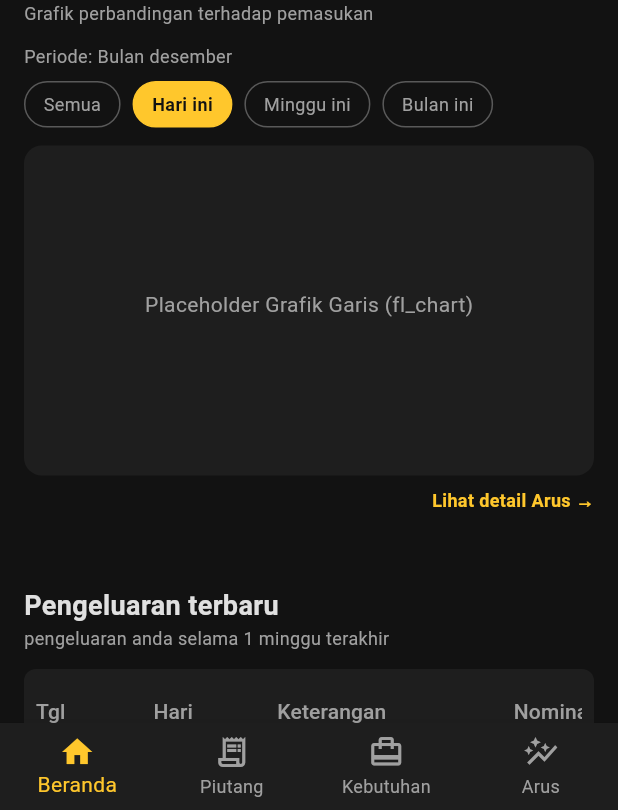
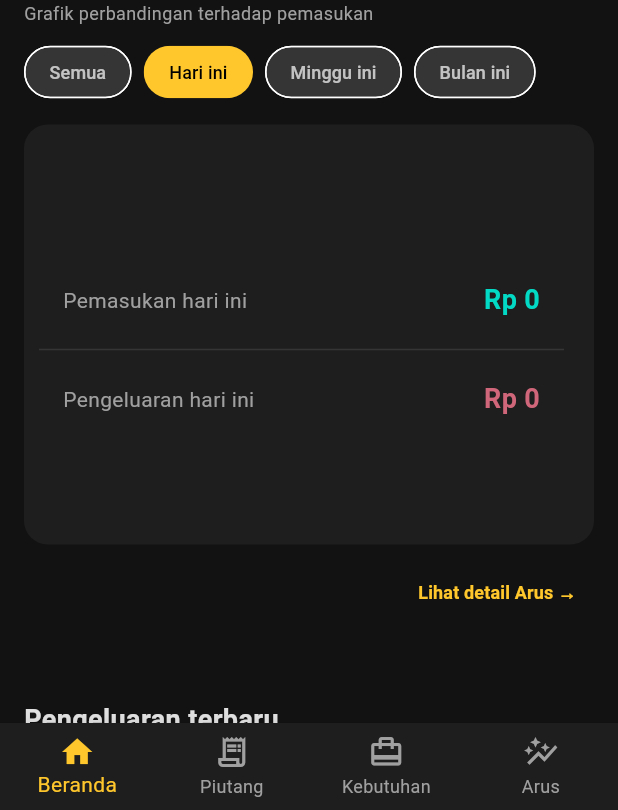
Before and after one commit to parhannsy/proyek-pribadi-Uangku---flutter, a Flutter app: the screen it shows after launch, after a tap on "Hari ini", on a phone screen of 412 x 824 dp, the part 426-1236 px from its top. Run offline on Flutter 3.47's test engine with Material 3 defaults, Android fonts, the phone set to English and light mode, and no system bars; our stand-ins replace equatable, fl_chart, flutter_bloc, freezed_annotation, image_picker, sqflite; accounts and stored records are empty.

Commit message:
23/12/25 22:33 - dashboard page : aktivasi dashboard chart

```diff
--- a/lib/application/flow/arus_cubit.dart
+++ b/lib/application/flow/arus_cubit.dart
@@ -107,4 +107,53 @@ class ArusCubit extends Cubit<ArusState> {
       year: selectedDate.year,
     );
   }
+
+  //handler filter data chart dashboard
+  Future<void> loadFilteredArus(String filter) async {
+  emit(state.copyWith(isLoading: true));
+  final now = DateTime.now();
+  DateTime start;
+  DateTime end = now;
+
+  try {
+    List<Arus> results;
+    if (filter == 'Hari ini') {
+      start = DateTime(now.year, now.month, now.day);
+      results = await _repository.getArusByDateRange(
+        start.millisecondsSinceEpoch,
+        end.millisecondsSinceEpoch
+      );
+    } else if (filter == 'Minggu ini') {
+      start = now.subtract(const Duration(days: 7));
+      results = await _repository.getArusByDateRange(
+        start.millisecondsSinceEpoch,
+        end.millisecondsSinceEpoch
+      );
+    } else if (filter == 'Semua') {
+      // 6 Bulan kebelakang
+      start = DateTime(now.year, now.month - 6, now.day);
+      results = await _repository.getArusByDateRange(
+        start.millisecondsSinceEpoch,
+        end.millisecondsSinceEpoch
+      );
+    } else {
+      // Default: Bulan ini (Logika initialize kamu)
+      await initialize();
+      return;
+    }
+
+    // Hitung total manual dari hasil range untuk update summary singkat
+    final income = results.where((e) => e.type == ArusType.income).fold(0.0, (s, e) => s + e.amount);
+    final expense = results.where((e) => e.type == ArusType.expense).fold(0.0, (s, e) => s + e.amount);
+
+    emit(state.copyWith(
+      aruses: results,
+      totalIncome: income,
+      totalExpense: expense,
+      isLoading: false,
+    ));
+  } catch (e) {
+    emit(state.copyWith(isLoading: false, failureMessage: e.toString()));
+  }
 }
+}
--- a/lib/presentation/features/dashboard/widgets/arus_keuangan_chart.dart
+++ b/lib/presentation/features/dashboard/widgets/arus_keuangan_chart.dart
@@ -1,179 +1,247 @@
-// lib/presentation/features/dashboard/widgets/arus_keuangan_chart.dart
-
 // ignore_for_file: deprecated_member_use
 
+import 'dart:math';
+import 'package:fl_chart/fl_chart.dart';
 import 'package:flutter/material.dart';
+import 'package:flutter_bloc/flutter_bloc.dart';
+import 'package:intl/intl.dart';
+import 'package:uangku/application/flow/arus_cubit.dart';
+import 'package:uangku/application/flow/arus_state.dart';
+import 'package:uangku/data/models/enums/arus_type.dart';
 import 'package:uangku/presentation/shared/theme/app_colors.dart';
+import 'package:uangku/utils/number_formatter.dart';
 
-class ArusKeuanganChart extends StatelessWidget {
+class ArusKeuanganChart extends StatefulWidget {
   const ArusKeuanganChart({super.key});
 
   @override
-  Widget build(BuildContext context) {
-    return Column(
-      crossAxisAlignment: CrossAxisAlignment.start,
-      children: [
-        // -------------------------------------------------------------
-        // HEADER (Diluar Box Dekorasi)
-        // -------------------------------------------------------------
-        Padding(
-          padding: const EdgeInsets.symmetric(horizontal: 16.0),
-          child: Column(
-            crossAxisAlignment: CrossAxisAlignment.start,
-            children: [
-              const Text(
-                'Arus keuangan',
-                style: TextStyle(
-                  color: AppColors.textPrimary,
-                  fontSize: 18,
-                  fontWeight: FontWeight.bold,
-                ),
-              ),
-              Text(
-                'Grafik perbandingan terhadap pemasukan',
-                style: TextStyle(color: AppColors.textSecondary, fontSize: 12),
-              ),
-              const SizedBox(height: 12),
-            ],
-          ),
-        ),
-
-        // Period Selector (Sekarang sudah StatefulWidget)
-        const Padding(
-          padding: EdgeInsets.symmetric(horizontal: 16.0),
-          child: _PeriodSelector(),
-        ),
-
-        const SizedBox(height: 12),
-
-        // -------------------------------------------------------------
-        // BODY (Didalam Box Dekorasi: GRAFIK)
-        // -------------------------------------------------------------
-        Padding(
-          padding: const EdgeInsets.symmetric(horizontal: 16.0),
-          child: Container(
-            padding: const EdgeInsets.all(16),
-            decoration: BoxDecoration(
-              color: AppColors.surfaceColor,
-              borderRadius: BorderRadius.circular(12),
-            ),
-            width: double.infinity,
-            child: const Column(
-              crossAxisAlignment: CrossAxisAlignment.start,
-              children: [
-                // Chart Placeholder
-                SizedBox(
-                  height: 180,
-                  child: Center( // Mengganti Container dengan SizedBox/Center yang lebih efisien
-                    child: Text(
-                      'Placeholder Grafik Garis (fl_chart)',
-                      style: TextStyle(color: AppColors.textSecondary),
-                    ),
-                  ),
-                ),
-                // Padding 8 di bawah grafik
-                SizedBox(height: 8),
-              ],
-            ),
-          ),
-        ),
-
-        // -------------------------------------------------------------
-        // FOOTER (Diluar Box Dekorasi: LINK DETAIL)
-        // -------------------------------------------------------------
-        const SizedBox(height: 8),
-        Padding(
-          padding: const EdgeInsets.symmetric(horizontal: 16.0),
-          child: Align(
-            alignment: Alignment.centerRight,
-            child: InkWell(
-              onTap: () {
-                //
-              },
-              child: Text(
-                'Lihat detail Arus →',
-                style: TextStyle(
-                  color: AppColors.accentGold,
-                  fontSize: 12,
-                  fontWeight: FontWeight.bold,
-                ),
-              ),
-            ),
-          ),
-        ),
-        const SizedBox(height: 24),
-      ],
-    );
-  }
+  State<ArusKeuanganChart> createState() => _ArusKeuanganChartState();
 }
 
-// =========================================================================
-// PERUBAHAN UTAMA: _PeriodSelector diubah menjadi StatefulWidget
-// =========================================================================
-
-class _PeriodSelector extends StatefulWidget {
-  const _PeriodSelector();
-
-  @override
-  State<_PeriodSelector> createState() => _PeriodSelectorState();
-}
-
-class _PeriodSelectorState extends State<_PeriodSelector> {
-  // Variabel untuk menyimpan status tombol yang terpilih. Defaultnya 'Bulan ini'.
+class _ArusKeuanganChartState extends State<ArusKeuanganChart> {
   String _selectedPeriod = 'Bulan ini';
-
   final List<String> periods = const ['Semua', 'Hari ini', 'Minggu ini', 'Bulan ini'];
 
   @override
   Widget build(BuildContext context) {
-    return Column(
-      crossAxisAlignment: CrossAxisAlignment.start,
-      children: [
-        Text(
-          'Periode: Bulan desember',
-          style: TextStyle(color: AppColors.textSecondary, fontSize: 12),
-        ),
-        const SizedBox(height: 8),
-        SingleChildScrollView(
-          scrollDirection: Axis.horizontal,
-          child: Row(
-            children: periods.map((period) {
-              final bool isSelected = period == _selectedPeriod; // Cek status
-              return Padding(
-                padding: const EdgeInsets.only(right: 8.0),
-                child: InkWell( // Menggunakan InkWell agar bisa diklik
-                  onTap: () {
-                    // Memicu perubahan status
-                    setState(() {
-                      _selectedPeriod = period;
-                      //
-                    });
-                  },
-                  child: Container(
-                    padding: const EdgeInsets.symmetric(horizontal: 12, vertical: 6),
-                    decoration: BoxDecoration(
-                      color: isSelected ? AppColors.accentGold : Colors.transparent,
-                      borderRadius: BorderRadius.circular(20),
-                      border: Border.all(
-                        color: isSelected ? AppColors.accentGold : AppColors.textSecondary.withOpacity(0.5),
-                        width: 1,
-                      ),
-                    ),
-                    child: Text(
-                      period,
+    return BlocBuilder<ArusCubit, ArusState>(
+      builder: (context, state) {
+        return Column(
+          crossAxisAlignment: CrossAxisAlignment.start,
+          children: [
+            _buildHeader(),
+            const SizedBox(height: 12),
+            _buildPeriodSelector(context),
+            const SizedBox(height: 16),
+            Padding(
+              padding: const EdgeInsets.symmetric(horizontal: 16.0),
+              child: Container(
+                height: 280, // Ditambah tingginya agar tooltip punya ruang
+                width: double.infinity,
+                padding: const EdgeInsets.fromLTRB(10, 30, 20, 10), // Padding dalam diperlebar
+                decoration: BoxDecoration(
+                  color: AppColors.surfaceColor,
+                  borderRadius: BorderRadius.circular(16),
+                ),
+                // MENTOR NOTE: Clip.none sangat penting agar tooltip tidak terpotong kontainer
+                child: ClipRect(
+                  clipBehavior: Clip.none,
+                  child: state.isLoading
+                      ? const Center(child: CircularProgressIndicator(color: AppColors.accentGold))
+                      : _buildChartContent(state),
+                ),
+              ),
+            ),
+            _buildFooter(),
+          ],
+        );
+      },
+    );
+  }
+
+  Widget _buildChartContent(ArusState state) {
+    if (_selectedPeriod == 'Hari ini') return _buildDailySummary(state);
+    if (state.aruses.isEmpty) return const Center(child: Text("Belum ada data", style: TextStyle(color: Colors.white24)));
+
+    final Map<int, Map<ArusType, double>> dayData = {};
+    final now = DateTime.now();
+
+    int daysInRange = 30;
+    DateTime startDate = DateTime(now.year, now.month, 1);
+
+    if (_selectedPeriod == 'Minggu ini') {
+      daysInRange = 7;
+      startDate = now.subtract(Duration(days: now.weekday - 1));
+    }
+
+    for (int i = 0; i < daysInRange; i++) {
+      dayData[i] = {ArusType.income: 0.0, ArusType.expense: 0.0};
+    }
+
+    double maxAmount = 100000;
+    for (var arus in state.aruses) {
+      final difference = arus.timestamp.difference(startDate).inDays;
+      if (difference >= 0 && difference < daysInRange) {
+        dayData[difference]![arus.type] = (dayData[difference]![arus.type] ?? 0) + arus.amount.toDouble();
+        maxAmount = max(maxAmount, dayData[difference]![arus.type]!);
+      }
+    }
+
+    List<FlSpot> incomeSpots = [];
+    List<FlSpot> expenseSpots = [];
+
+    for (int i = 0; i < daysInRange; i++) {
+      incomeSpots.add(FlSpot(i.toDouble(), dayData[i]![ArusType.income]!));
+      expenseSpots.add(FlSpot(i.toDouble(), dayData[i]![ArusType.expense]!));
+    }
+
+    return LineChart(
+      LineChartData(
+        lineTouchData: LineTouchData(
+          handleBuiltInTouches: true,
+          touchTooltipData: LineTouchTooltipData(
+            getTooltipColor: (spot) => AppColors.surfaceColor.withOpacity(0.95),
+            tooltipBorderRadius: BorderRadius.circular(8),
+            fitInsideHorizontally: true, // AGAR TOOLTIP TIDAK KELUAR LAYAR KIRI/KANAN
+            fitInsideVertically: true,   // AGAR TOOLTIP TIDAK KELUAR LAYAR ATAS
+            getTooltipItems: (touchedSpots) {
+              return touchedSpots.map((s) {
+                final date = startDate.add(Duration(days: s.x.toInt()));
+                final formattedDate = DateFormat('dd MMM').format(date);
+                final isIncome = s.barIndex == 0;
+                return LineTooltipItem(
+                  '$formattedDate\n',
+                  const TextStyle(color: Colors.white54, fontSize: 10),
+                  children: [
+                    TextSpan(
+                      text: '${isIncome ? 'In' : 'Out'}: ${NumberFormatter.formatRupiah(s.y.toInt())}',
                       style: TextStyle(
-                        color: isSelected ? AppColors.primaryBackground : AppColors.textSecondary,
-                        fontWeight: isSelected ? FontWeight.bold : FontWeight.normal,
+                        color: isIncome ? AppColors.positiveGreen : AppColors.negativeRed,
+                        fontWeight: FontWeight.bold,
                         fontSize: 12,
                       ),
                     ),
-                  ),
-                ),
-              );
-            }).toList(),
+                  ],
+                );
+              }).toList();
+            },
           ),
         ),
+        gridData: const FlGridData(show: false),
+        titlesData: const FlTitlesData(show: false),
+        borderData: FlBorderData(show: false),
+        minX: 0,
+        maxX: (daysInRange - 1).toDouble(),
+        minY: 0,
+        // Diberi margin maxY lebih besar (40%) agar lonjakan curva tidak menabrak atap box
+        maxY: maxAmount * 1.4,
+        lineBarsData: [
+          _lineStyle(incomeSpots, AppColors.positiveGreen),
+          _lineStyle(expenseSpots, AppColors.negativeRed),
+        ],
+      ),
+    );
+  }
+
+  LineChartBarData _lineStyle(List<FlSpot> spots, Color color) {
+    return LineChartBarData(
+      spots: spots,
+      isCurved: true,
+      // MENTOR NOTE: Mengurangi smoothness agar curva tidak melenceng terlalu jauh dari titik asli
+      curveSmoothness: 0.15,
+      preventCurveOverShooting: true, // Mencegah curva melebihi batas nilai Y
+      barWidth: 3,
+      color: color,
+      dotData: const FlDotData(show: false),
+      belowBarData: BarAreaData(
+        show: true,
+        gradient: LinearGradient(
+          colors: [color.withOpacity(0.15), color.withOpacity(0)],
+          begin: Alignment.topCenter,
+          end: Alignment.bottomCenter,
+        ),
+      ),
+    );
+  }
+
+  // --- Widget Header, Selector, & Footer tetap sama ---
+  Widget _buildHeader() {
+    return const Padding(
+      padding: EdgeInsets.symmetric(horizontal: 16.0),
+      child: Column(
+        crossAxisAlignment: CrossAxisAlignment.start,
+        children: [
+          Text('Arus keuangan', style: TextStyle(color: AppColors.textPrimary, fontSize: 18, fontWeight: FontWeight.bold)),
+          Text('Grafik perbandingan terhadap pemasukan', style: TextStyle(color: AppColors.textSecondary, fontSize: 12)),
+        ],
+      ),
+    );
+  }
+
+  Widget _buildPeriodSelector(BuildContext context) {
+    return SizedBox(
+      height: 38,
+      child: ListView.builder(
+        padding: const EdgeInsets.symmetric(horizontal: 16),
+        scrollDirection: Axis.horizontal,
+        itemCount: periods.length,
+        itemBuilder: (context, index) {
+          final period = periods[index];
+          final isSelected = period == _selectedPeriod;
+          return Padding(
+            padding: const EdgeInsets.only(right: 8.0),
+            child: ChoiceChip(
+              label: Text(period, style: TextStyle(color: isSelected ? Colors.black : Colors.white70, fontSize: 12)),
+              selected: isSelected,
+              onSelected: (_) {
+                setState(() => _selectedPeriod = period);
+                context.read<ArusCubit>().loadFilteredArus(period);
+              },
+              selectedColor: AppColors.accentGold,
+              backgroundColor: Colors.white10,
+              showCheckmark: false,
+              shape: const StadiumBorder(),
+            ),
+          );
+        },
+      ),
+    );
+  }
+
+  Widget _buildDailySummary(ArusState state) {
+    return Column(
+      mainAxisAlignment: MainAxisAlignment.center,
+      children: [
+        _summaryRow("Pemasukan hari ini", state.totalIncome, AppColors.positiveGreen),
+        const Divider(color: Colors.white10, height: 40),
+        _summaryRow("Pengeluaran hari ini", state.totalExpense, AppColors.negativeRed),
       ],
     );
   }
+
+  Widget _summaryRow(String label, double amount, Color color) {
+    return Padding(
+      padding: const EdgeInsets.symmetric(horizontal: 16),
+      child: Row(
+        mainAxisAlignment: MainAxisAlignment.spaceBetween,
+        children: [
+          Text(label, style: const TextStyle(color: AppColors.textSecondary)),
+          Text(NumberFormatter.formatRupiah(amount.toInt()), style: TextStyle(color: color, fontSize: 18, fontWeight: FontWeight.bold)),
+        ],
+      ),
+    );
+  }
+
+  Widget _buildFooter() {
+    return Padding(
+      padding: const EdgeInsets.fromLTRB(16, 8, 16, 24),
+      child: Align(
+        alignment: Alignment.centerRight,
+        child: TextButton(
+          onPressed: () {},
+          child: const Text('Lihat detail Arus →', style: TextStyle(color: AppColors.accentGold, fontSize: 12, fontWeight: FontWeight.bold)),
+        ),
+      ),
+    );
+  }
 }
```
